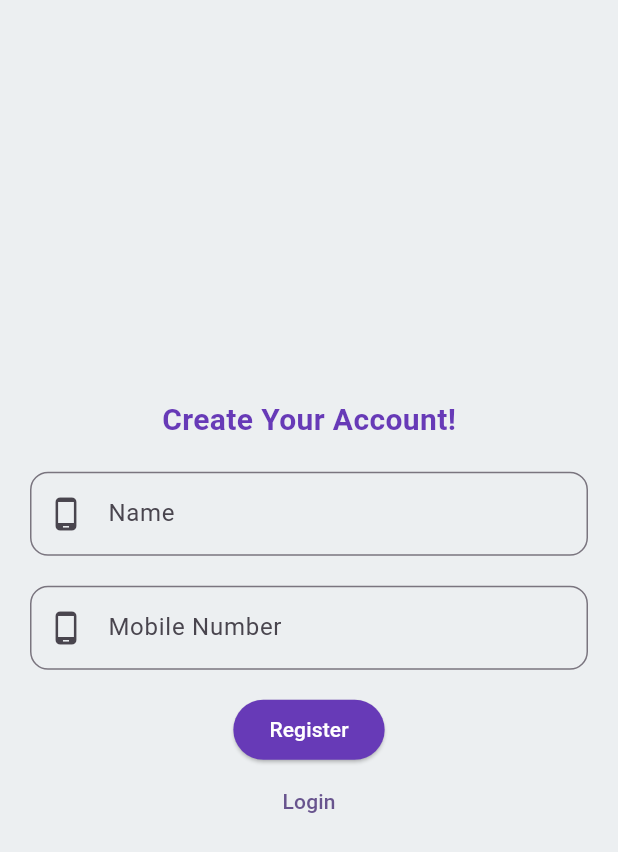
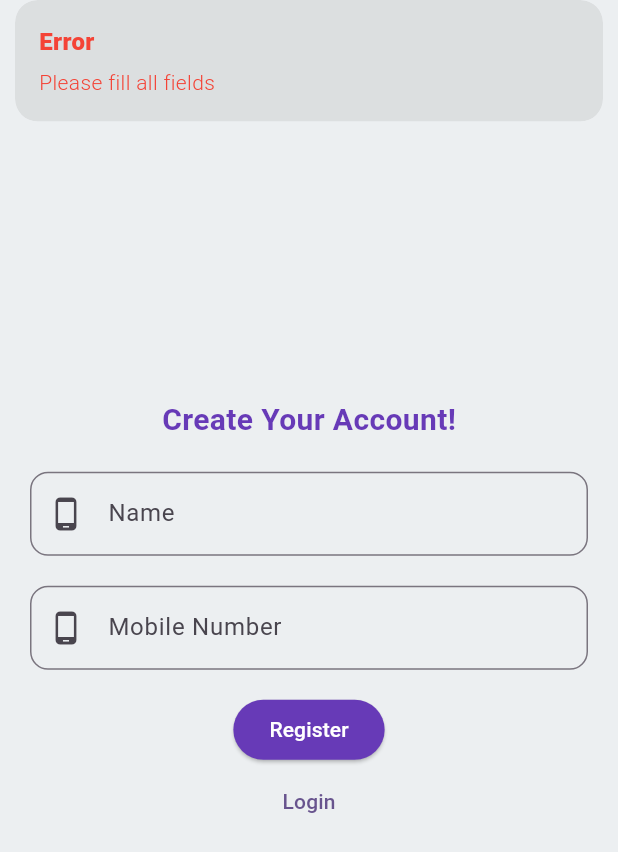
Before and after one commit to phamhuuloc219/PHL_shoe_store_client, a Flutter app: the RegisterPage screen opened directly, after a tap on "Register", on a phone screen of 412 x 824 dp. Shown: the top 852 px of the screen. Run offline on Flutter 3.47's test engine with Material 3 defaults, Android fonts, the phone set to English and light mode, and no system bars; our stand-ins replace cloud_firestore, dropdown_button2, firebase_core, get; accounts and stored records are empty; generated files the repository leaves out were written again.

Commit message:
feat: register to firestore database

```diff
--- /dev/null
+++ b/lib/controller/login_controller.dart
@@ -0,0 +1,40 @@
+import 'package:cloud_firestore/cloud_firestore.dart';
+import 'package:flutter/material.dart';
+import 'package:get/get.dart';
+import 'package:phl_shoe_store_client/model/user/user.dart';
+
+class LoginController extends GetxController {
+  FirebaseFirestore firestore = FirebaseFirestore.instance;
+  late CollectionReference userColecttion;
+
+  TextEditingController registerNameCtrl = TextEditingController();
+  TextEditingController registerNumberCtrl = TextEditingController();
+
+  @override
+  void onInit() {
+    userColecttion = firestore.collection('users');
+    super.onInit();
+  }
+
+  addUser() {
+    try {
+      if (registerNameCtrl.text.isEmpty || registerNumberCtrl.text.isEmpty) {
+        Get.snackbar("Error", 'Please fill all fields', colorText: Colors.red);
+        return;
+      }
+      DocumentReference doc = userColecttion.doc();
+      User user = User(
+        id: doc.id,
+        name: registerNameCtrl.text,
+        number: int.parse(registerNumberCtrl.text),
+      );
+      final userJson = user.toJson();
+      doc.set(userJson);
+      Get.snackbar("Success", 'User added successfully!',
+          colorText: Colors.green);
+    } on Exception catch (e) {
+      Get.snackbar("Error", e.toString(), colorText: Colors.red);
+      print(e);
+    }
+  }
+}
--- a/lib/main.dart
+++ b/lib/main.dart
@@ -1,7 +1,14 @@
+import 'package:firebase_core/firebase_core.dart';
 import 'package:flutter/material.dart';
+import 'package:get/get.dart';
+import 'package:phl_shoe_store_client/controller/login_controller.dart';
+import 'package:phl_shoe_store_client/firebase_options.dart';
 import 'package:phl_shoe_store_client/pages/login_page.dart';
 
-void main() {
+void main() async {
+  WidgetsFlutterBinding.ensureInitialized();
+  await Firebase.initializeApp(options: DefaultFirebaseOptions.currentPlatform);
+  Get.put(LoginController());
   runApp(const MyApp());
 }
 
@@ -11,7 +18,7 @@ class MyApp extends StatelessWidget {
   // This widget is the root of your application.
   @override
   Widget build(BuildContext context) {
-    return MaterialApp(
+    return GetMaterialApp(
       title: 'Flutter Demo',
       theme: ThemeData(
         colorScheme: ColorScheme.fromSeed(seedColor: Colors.deepPurple),
--- /dev/null
+++ b/lib/model/user/user.dart
@@ -0,0 +1,23 @@
+import 'package:json_annotation/json_annotation.dart';
+part 'user.g.dart';
+
+@JsonSerializable()
+class User {
+  @JsonKey(name: "id")
+  String? id;
+
+  @JsonKey(name: "name")
+  String? name;
+
+  @JsonKey(name: "number")
+  int? number;
+
+  User({
+    this.id,
+    this.name,
+    this.number,
+  });
+
+  factory User.fromJson(Map<String, dynamic> json) => _$UserFromJson(json);
+  Map<String, dynamic> toJson() => _$UserToJson(this);
+}
--- a/lib/pages/register_page.dart
+++ b/lib/pages/register_page.dart
@@ -1,4 +1,6 @@
 import 'package:flutter/material.dart';
+import 'package:get/get.dart';
+import 'package:phl_shoe_store_client/controller/login_controller.dart';
 import 'package:phl_shoe_store_client/pages/login_page.dart';
 
 class RegisterPage extends StatelessWidget {
@@ -6,6 +8,7 @@ class RegisterPage extends StatelessWidget {
 
   @override
   Widget build(BuildContext context) {
+    return GetBuilder<LoginController>(builder: (ctrl) {
       return Scaffold(
         body: Container(
           width: double.maxFinite,
@@ -23,21 +26,23 @@ class RegisterPage extends StatelessWidget {
             ),
             const SizedBox(height: 20),
             TextField(
-            keyboardType: TextInputType.phone,
+              controller: ctrl.registerNameCtrl,
+              keyboardType: TextInputType.name,
               decoration: InputDecoration(
                   labelText: 'Name',
-                border:
-                    OutlineInputBorder(borderRadius: BorderRadius.circular(12)),
+                  border: OutlineInputBorder(
+                      borderRadius: BorderRadius.circular(12)),
                   prefixIcon: Icon(Icons.phone_android),
                   hintText: "Enter your name"),
             ),
             const SizedBox(height: 20),
             TextField(
+              controller: ctrl.registerNumberCtrl,
               keyboardType: TextInputType.phone,
               decoration: InputDecoration(
                   labelText: 'Mobile Number',
-                border:
-                    OutlineInputBorder(borderRadius: BorderRadius.circular(12)),
+                  border: OutlineInputBorder(
+                      borderRadius: BorderRadius.circular(12)),
                   prefixIcon: Icon(Icons.phone_android),
                   hintText: "Enter your mobile number"),
             ),
@@ -48,19 +53,14 @@ class RegisterPage extends StatelessWidget {
                 backgroundColor: Colors.deepPurple,
               ),
               child: const Text('Register'),
-            onPressed: () {},
+              onPressed: () {
+                ctrl.addUser();
+              },
             ),
-          TextButton(
-              onPressed: () {
-                Navigator.push(
-                    context,
-                    MaterialPageRoute(
-                      builder: (context) => LoginPage(),
-                    ));
-              },
-              child: Text("Login"))
+            TextButton(onPressed: () {}, child: Text("Login"))
           ]),
         ),
       );
+    });
   }
 }
--- a/pubspec.yaml
+++ b/pubspec.yaml
@@ -38,6 +38,9 @@ dependencies:
   firebase_core: ^3.6.0
   cloud_firestore: ^5.4.4
   dropdown_button2: ^2.3.9
+  get: ^4.6.6
+  get_storage: ^2.1.1
+  json_annotation: ^4.9.0
 
 dev_dependencies:
   flutter_test:
@@ -49,6 +52,8 @@ dev_dependencies:
   # package. See that file for information about deactivating specific lint
   # rules and activating additional ones.
   flutter_lints: ^4.0.0
+  build_runner: ^2.4.13
+  json_serializable: ^6.8.0
 
 # For information on the generic Dart part of this file, see the
 # following page: https://dart.dev/tools/pub/pubspec
```
Also changed, not shown: lib/model/user/user.g.dart (added), pubspec.lock. Lines whose indentation alone changed are shown as unchanged.
